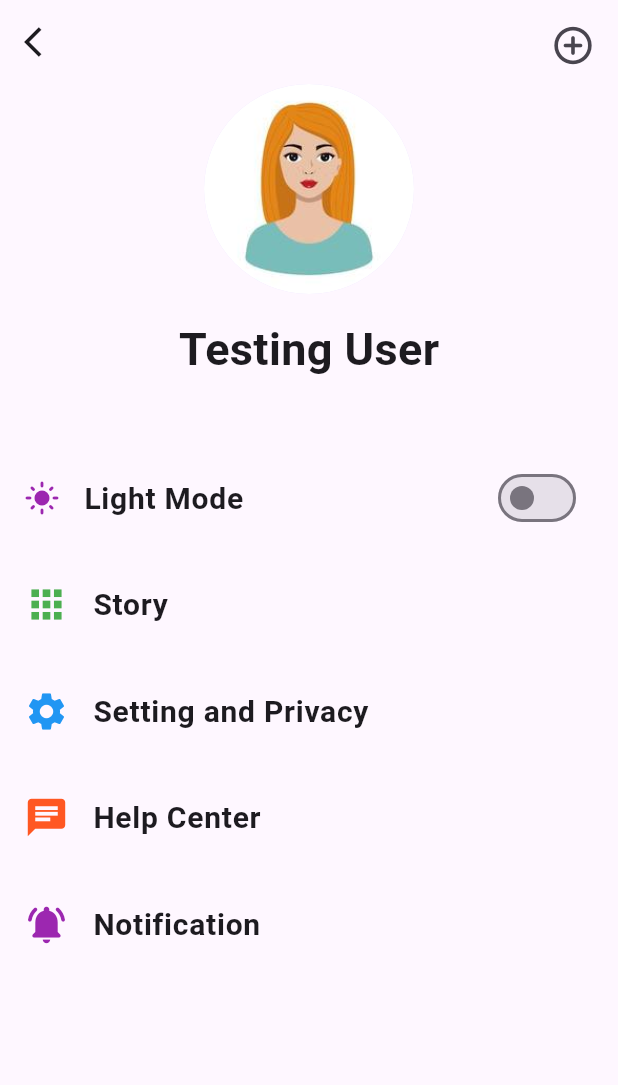
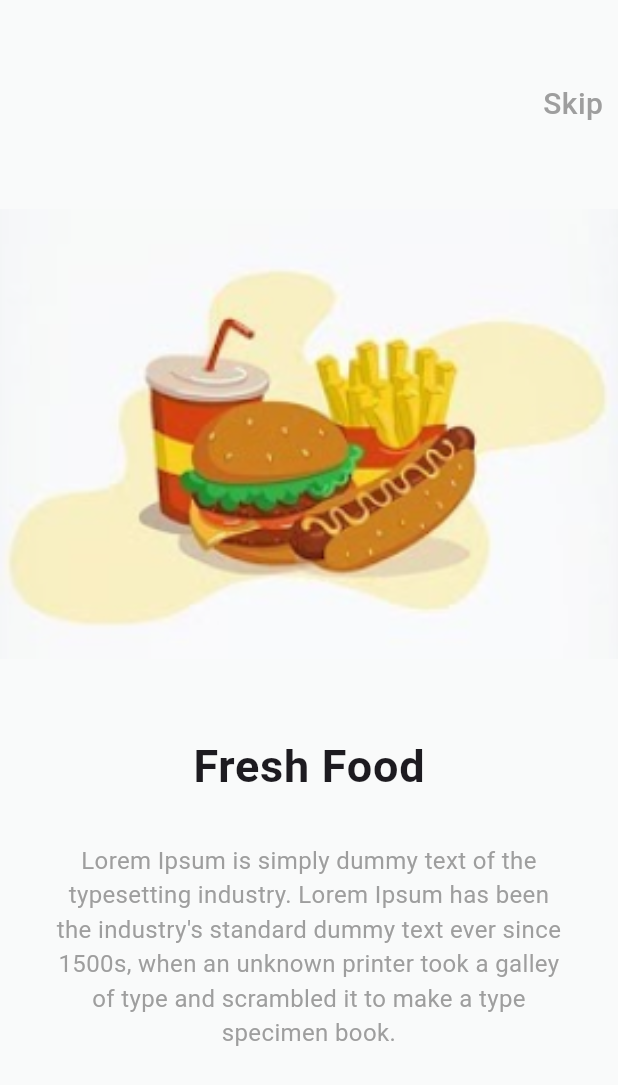
Before and after one commit to Drashtipatel296/advflutterch1, a Flutter app: the screen it shows after launch, on a phone screen of 412 x 824 dp. Shown: the top 1085 px of the screen. Run offline on Flutter 3.47's test engine with Material 3 defaults, Android fonts, the phone set to English and light mode, and no system bars; our stand-ins replace shared_preferences.

Commit message:
01-05-2024

```diff
--- a/lib/main.dart
+++ b/lib/main.dart
@@ -1,13 +1,12 @@
 import 'package:advflutterch1/screens/change_theme_using_provider/provider/counter_provider.dart';
 import 'package:advflutterch1/screens/change_theme_using_provider/provider/theme_provider.dart';
-import 'package:advflutterch1/screens/stepper/view/horizontal_stepper.dart';
-import 'package:advflutterch1/screens/stepper/view/stepper_screen.dart';
+import 'package:advflutterch1/screens/one_time_intro_screen/provider/intro_provider.dart';
+import 'package:advflutterch1/screens/one_time_intro_screen/view/intro1.dart';
+import 'package:advflutterch1/screens/one_time_intro_screen/view/intro2.dart';
+import 'package:advflutterch1/screens/one_time_intro_screen/view/intro3.dart';
 import 'package:advflutterch1/screens/theme_change/view/screen/home_screen.dart';
-import 'package:advflutterch1/screens/change_theme_using_provider/view/counter_screen.dart';
-import 'package:advflutterch1/utils/global_var.dart';
 import 'package:flutter/material.dart';
 import 'package:provider/provider.dart';
-import 'screens/change_theme_using_provider/view/change_theme.dart';
 
 void main() {
   runApp(
@@ -18,6 +17,9 @@ void main() {
         ),
         ChangeNotifierProvider(
           create: (context) => ThemeChangeProvider(),
+        ),
+        ChangeNotifierProvider(
+          create: (context) => IntroProvider(),
         ),
       ],
       child: const MyApp(),
@@ -31,19 +33,24 @@ class MyApp extends StatelessWidget {
   @override
   Widget build(BuildContext context) {
     return MaterialApp(
+      home: Provider.of<IntroProvider>(context, listen: true).isClicked ? const HomePage() : const IntroScreen1(),
       themeMode: Provider.of<ThemeChangeProvider>(context, listen: true).isDark
           ? ThemeMode.dark
           : ThemeMode.light,
       theme: ThemeData.light(),
       darkTheme: ThemeData.dark(),
       debugShowCheckedModeBanner: false,
-      initialRoute: '/theme',
+      //initialRoute: '/intro1',
       routes: {
         // '/' : (context) =>  HomePage(),
         // '/stepper' : (context) =>  StepperApp(),
         // '/horizontal' : (context) => HorizontalStepper(),
         // '/counter': (context) => const CounterApp(),
-        '/theme': (context) => const ThemeProvider(),
+        // '/theme': (context) => const ThemeProvider(),
+        '/intro1': (context) => const IntroScreen1(),
+        '/intro2': (context) => const IntroScreen2(),
+        '/intro3': (context) => const IntroScreen3(),
+        '/home' : (context) => const HomePage(),
       },
     );
   }
--- /dev/null
+++ b/lib/screens/one_time_intro_screen/provider/intro_provider.dart
@@ -0,0 +1,25 @@
+import 'package:flutter/material.dart';
+import 'package:shared_preferences/shared_preferences.dart';
+
+class IntroProvider extends ChangeNotifier {
+  bool isClicked = false;
+
+  void click(){
+    isClicked = true;
+    notifyListeners();
+  }
+
+  Future<void> onPressed() async {
+    SharedPreferences preferences = await SharedPreferences.getInstance();
+    preferences.setBool('isChecked', true);
+  }
+
+  Future<void> getAnswer() async {
+    SharedPreferences preferences = await SharedPreferences.getInstance();
+    preferences.getBool('isChecked') ?? false;
+    notifyListeners();
+  }
+  IntroProvider(){
+    getAnswer();
+  }
+}
--- /dev/null
+++ b/lib/screens/one_time_intro_screen/view/componets/next_screen.dart
@@ -0,0 +1,62 @@
+import 'package:advflutterch1/screens/one_time_intro_screen/provider/intro_provider.dart';
+import 'package:flutter/material.dart';
+import 'package:provider/provider.dart';
+
+class NextScreen extends StatelessWidget {
+  const NextScreen({
+    super.key,
+  });
+
+  @override
+  Widget build(BuildContext context) {
+    return Padding(
+      padding: const EdgeInsets.all(10),
+      child: Row(
+        children: [
+          const SizedBox(width: 15,),
+          Container(
+            height: 8,
+            width: 10,
+            decoration: BoxDecoration(
+              shape: BoxShape.circle,
+              border: Border.all(width: 1, color: Colors.blue),
+            ),
+          ),
+          const SizedBox(
+            width: 10,
+          ),
+          Container(
+            height: 8,
+            width: 10,
+            decoration: const BoxDecoration(
+              shape: BoxShape.circle,
+              color: Colors.grey,
+            ),
+          ),
+          const SizedBox(
+            width: 10,
+          ),
+          Container(
+            height: 8,
+            width: 10,
+            decoration: const BoxDecoration(
+              shape: BoxShape.circle,
+              color: Colors.grey,
+            ),
+          ),
+          const Spacer(),
+          TextButton(
+            onPressed: () {
+              //Provider.of<IntroProvider>(context, listen: false).click();
+              Navigator.of(context).pushNamed('/intro2');
+            },
+            child: const Text(
+              'Next  ->',
+              style: TextStyle(fontSize: 25, color: Color(0xff5EA0C8),),
+            ),
+          ),
+        ],
+      ),
+    );
+  }
+}
--- /dev/null
+++ b/lib/screens/one_time_intro_screen/view/componets/skip_text.dart
@@ -0,0 +1,27 @@
+import 'package:flutter/material.dart';
+
+class SkipText extends StatelessWidget {
+  const SkipText({
+    super.key,
+  });
+
+  @override
+  Widget build(BuildContext context) {
+    return Row(
+      children: [
+        Spacer(),
+        Padding(
+          padding:
+          const EdgeInsets.symmetric(vertical: 55, horizontal: 10),
+          child: Text(
+            'Skip',
+            style: TextStyle(
+                fontSize: 20,
+                color: Colors.grey,
+                fontWeight: FontWeight.w500),
+          ),
+        ),
+      ],
+    );
+  }
+}
--- /dev/null
+++ b/lib/screens/one_time_intro_screen/view/intro1.dart
@@ -0,0 +1,52 @@
+import 'package:flutter/material.dart';
+import 'package:advflutterch1/screens/one_time_intro_screen/view/componets/skip_text.dart';
+import 'package:advflutterch1/screens/one_time_intro_screen/view/componets/next_screen.dart';
+
+class IntroScreen1 extends StatelessWidget {
+  const IntroScreen1({super.key});
+
+  @override
+  Widget build(BuildContext context) {
+    return Scaffold(
+      backgroundColor: Color(0xffF9FAFA),
+      body: Column(
+        children: [
+          SkipText(),
+          Container(
+            height: 300,
+            width: double.infinity,
+            decoration: BoxDecoration(
+              image: DecorationImage(
+                fit: BoxFit.cover,
+                image: AssetImage('assets/img/intro1.png'),
+              ),
+            ),
+          ),
+          SizedBox(
+            height: 50,
+          ),
+          Text(
+            'Fresh Food',
+            style: TextStyle(
+                fontSize: 30, fontWeight: FontWeight.bold, letterSpacing: 0.5),
+          ),
+          SizedBox(
+            height: 30,
+          ),
+          Padding(
+            padding: const EdgeInsets.symmetric(horizontal: 35),
+            child: Text(
+              textAlign: TextAlign.center,
+              "Lorem Ipsum is simply dummy text of the typesetting industry. Lorem Ipsum has been the industry's standard dummy text ever since 1500s, when an unknown printer took a galley of type and scrambled it to make a type specimen book.",
+              style: TextStyle(fontSize: 16, color: Colors.grey),
+            ),
+          ),
+          const SizedBox(
+            height: 117,
+          ),
+          NextScreen(),
+        ],
+      ),
+    );
+  }
+}
--- a/pubspec.yaml
+++ b/pubspec.yaml
@@ -36,6 +36,7 @@ dependencies:
   # Use with the CupertinoIcons class for iOS style icons.
   cupertino_icons: ^1.0.6
   provider: ^6.1.2
+  shared_preferences: ^2.2.3
 
 dev_dependencies:
   flutter_test:
```
Also changed, not shown: lib/screens/one_time_intro_screen/view/componets/next_screen2.dart (added, +62 -0 lines), lib/screens/one_time_intro_screen/view/home_screen.dart (added, +21 -0 lines), lib/screens/one_time_intro_screen/view/intro2.dart (added, +52 -0 lines), lib/screens/one_time_intro_screen/view/intro3.dart (added, +69 -0 lines), assets/img/intro1.png (added), assets/img/intro2.png (added), assets/img/intro3.png (added), pubspec.lock, 1 other file.
